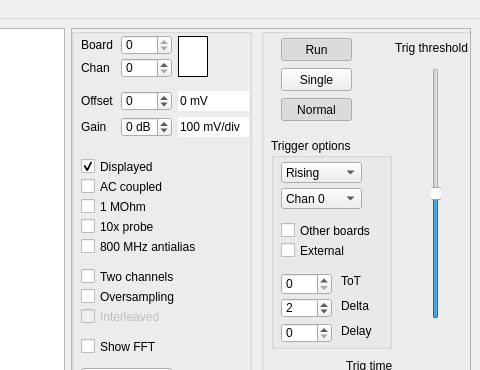
The window that software/HaasoscopePro.ui (drandyhaas/HaasoscopePro) describes before a commit, drawn with Qt 5; both pictures show x 745 to 1225 and y 0 to 370 of the 1225 by 895 pixel window.
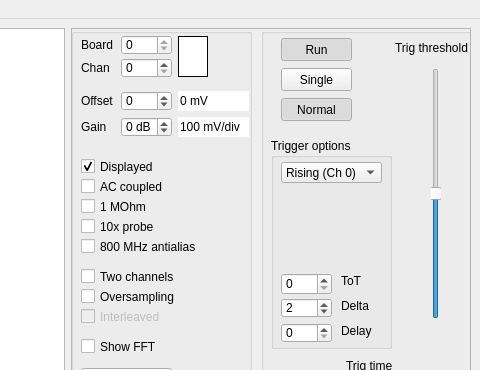
The same window after the commit. Custom widgets are drawn as their Qt base class.

Commit message: single trigger mode box

Diff of the .ui file:
```diff
--- a/software/HaasoscopePro.ui
+++ b/software/HaasoscopePro.ui
@@ -335,24 +335,6 @@
         <property name="title">
          <string>Trigger options</string>
         </property>
-        <widget class="QCheckBox" name="exttrigCheck">
-         <property name="geometry">
-          <rect>
-           <x>10</x>
-           <y>84</y>
-           <width>91</width>
-           <height>17</height>
-          </rect>
-         </property>
-         <property name="font">
-          <font>
-           <family>Arial</family>
-          </font>
-         </property>
-         <property name="text">
-          <string>Other boards</string>
-         </property>
-        </widget>
         <widget class="QSpinBox" name="totBox">
          <property name="geometry">
           <rect>
@@ -443,30 +425,12 @@
           <string>Delta</string>
          </property>
         </widget>
-        <widget class="QCheckBox" name="extsmatrigCheck">
-         <property name="geometry">
-          <rect>
-           <x>10</x>
-           <y>104</y>
-           <width>91</width>
-           <height>17</height>
-          </rect>
-         </property>
-         <property name="font">
-          <font>
-           <family>Arial</family>
-          </font>
-         </property>
-         <property name="text">
-          <string>External</string>
-         </property>
-        </widget>
         <widget class="QComboBox" name="risingfalling_comboBox">
          <property name="geometry">
           <rect>
            <x>10</x>
            <y>24</y>
-           <width>81</width>
+           <width>101</width>
            <height>21</height>
           </rect>
          </property>
@@ -474,7 +438,7 @@
           <string>Whether to use rising or falling edge for this board's trigger</string>
          </property>
          <property name="currentText">
-          <string>Rising</string>
+          <string>Rising (Ch 0)</string>
          </property>
          <property name="currentIndex">
           <number>0</number>
@@ -484,7 +448,7 @@
          </property>
          <item>
           <property name="text">
-           <string>Rising</string>
+           <string>Rising (Ch 0)</string>
           </property>
          </item>
          <item>
@@ -492,31 +456,9 @@
            <string>Falling</string>
           </property>
          </item>
-        </widget>
-        <widget class="QComboBox" name="trigchan_comboBox">
-         <property name="geometry">
-          <rect>
-           <x>10</x>
-           <y>50</y>
-           <width>81</width>
-           <height>21</height>
-          </rect>
-         </property>
-         <property name="toolTip">
-          <string>Which channel to trigger on for this board</string>
-         </property>
-         <property name="currentText">
-          <string>Chan 0</string>
-         </property>
-         <property name="currentIndex">
-          <number>0</number>
-         </property>
-         <property name="maxVisibleItems">
-          <number>2</number>
-         </property>
          <item>
           <property name="text">
-           <string>Chan 0</string>
+           <string>Rising (Ch 1)</string>
           </property>
          </item>
          <item>
```
Left out of the diff: 18 changed lines with no effect on the pictures. The commit also changes 1 other file.
